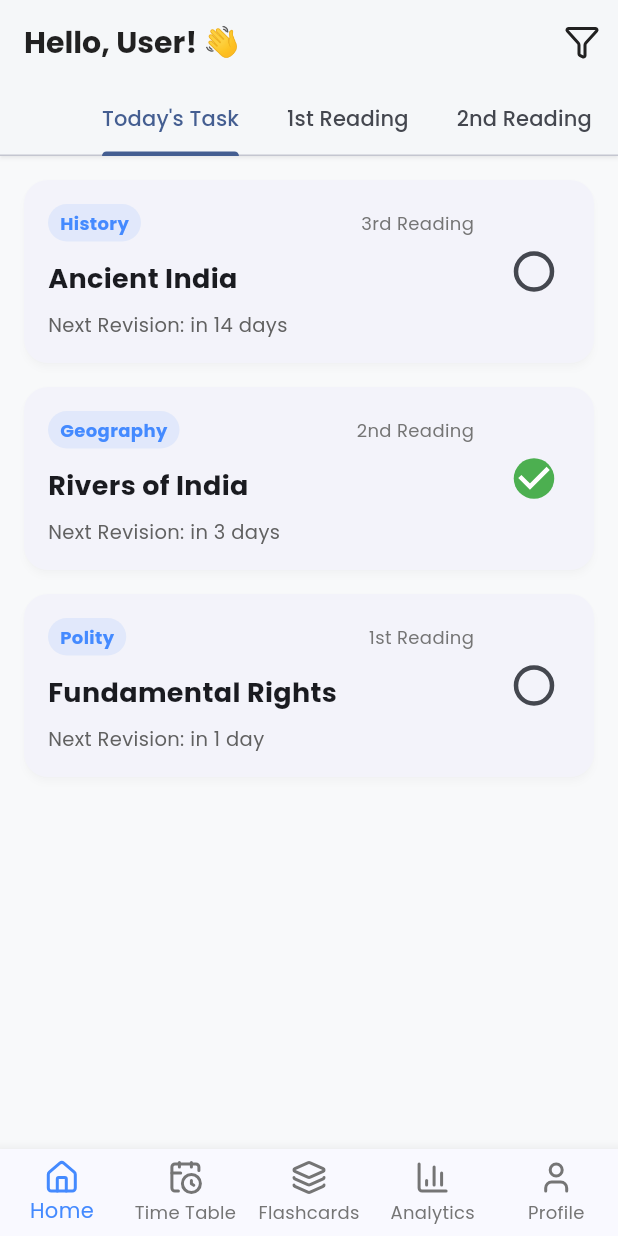
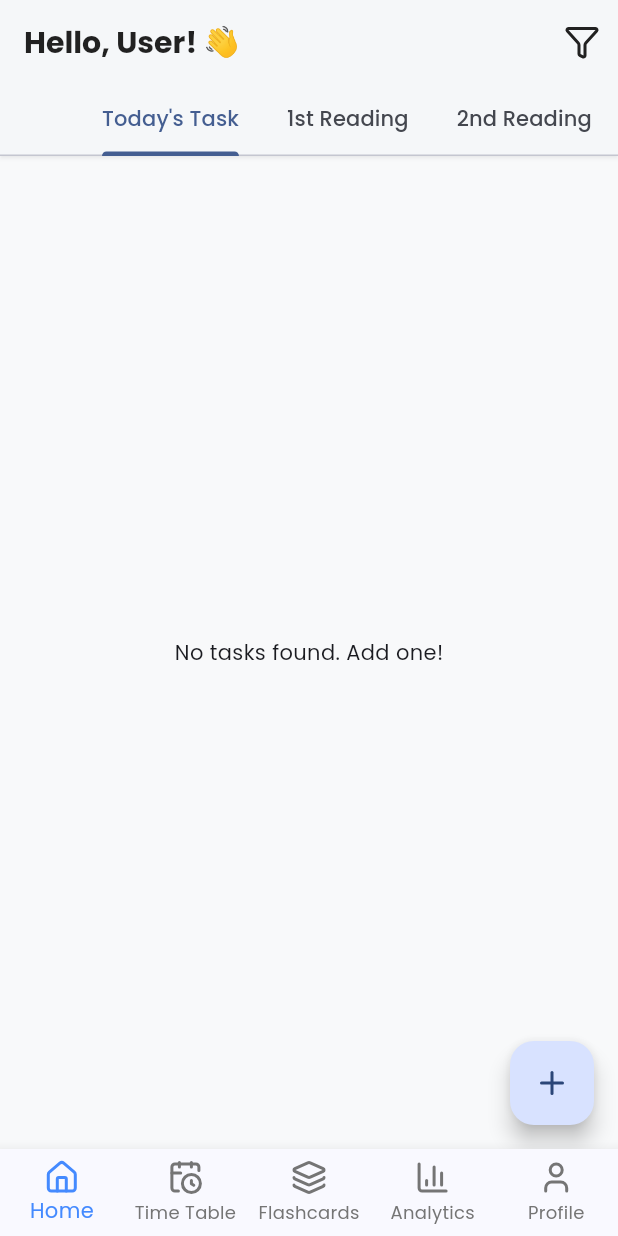
Before and after one commit to opkukna1/chetegram, a Flutter app: the screen it shows after launch, on a phone screen of 412 x 824 dp. Run offline on Flutter 3.47's test engine with Material 3 defaults, Android fonts, the phone set to English and light mode, and no system bars; our stand-ins replace go_router, google_fonts, lucide_flutter, sqflite; accounts and stored records are empty.

Commit message:
Update home_screen.dart

```diff
--- a/lib/screens/home_screen.dart
+++ b/lib/screens/home_screen.dart
@@ -1,3 +1,5 @@
+import 'package:chetegram/models/task_model.dart';
+import 'package:chetegram/services/database_helper.dart';
 import 'package:chetegram/widgets/task_card.dart';
 import 'package:flutter/material.dart';
 import 'package:lucide_flutter/lucide_flutter.dart';
@@ -11,11 +13,39 @@ class HomeScreen extends StatefulWidget {
 
 class _HomeScreenState extends State<HomeScreen> with SingleTickerProviderStateMixin {
   late TabController _tabController;
+  late Future<List<Task>> _tasksFuture;
 
   @override
   void initState() {
     super.initState();
     _tabController = TabController(length: 6, vsync: this);
+    _refreshTasks();
+  }
+
+  void _refreshTasks() {
+    setState(() {
+      _tasksFuture = _getTasksFromDb();
+    });
+  }
+
+  Future<List<Task>> _getTasksFromDb() async {
+    final dbHelper = DatabaseHelper.instance;
+    final taskMaps = await dbHelper.getAllTasks();
+    return taskMaps.map((map) => Task.fromMap(map)).toList();
+  }
+
+  Future<void> _addTask() async {
+    // This is a dummy task for demonstration
+    final newTask = Task(
+      subject: 'New Subject',
+      topic: 'A New Topic to Learn',
+      revision: '1st Reading',
+      nextRevisionDate: 'in 1 day',
+      isDone: false,
+    );
+    final dbHelper = DatabaseHelper.instance;
+    await dbHelper.insertTask(newTask.toMap());
+    _refreshTasks(); // Refresh the list after adding
   }
 
   @override
@@ -52,33 +82,33 @@ class _HomeScreenState extends State<HomeScreen> with SingleTickerProviderStateM
         controller: _tabController,
         children: [
           // Today's Task Tab
-          ListView(
-            children: const [
-              SizedBox(height: 8),
-              TaskCard(
-                subject: 'History',
-                topic: 'Ancient India',
-                revision: '3rd Reading',
-                nextRevision: 'in 14 days',
-                isDone: false,
-              ),
-              TaskCard(
-                subject: 'Geography',
-                topic: 'Rivers of India',
-                revision: '2nd Reading',
-                nextRevision: 'in 3 days',
-                isDone: true,
-              ),
-              TaskCard(
-                subject: 'Polity',
-                topic: 'Fundamental Rights',
-                revision: '1st Reading',
-                nextRevision: 'in 1 day',
-                isDone: false,
-              ),
-            ],
+          FutureBuilder<List<Task>>(
+            future: _tasksFuture,
+            builder: (context, snapshot) {
+              if (snapshot.connectionState == ConnectionState.waiting) {
+                return const Center(child: CircularProgressIndicator());
+              } else if (snapshot.hasError) {
+                return Center(child: Text('Error: ${snapshot.error}'));
+              } else if (!snapshot.hasData || snapshot.data!.isEmpty) {
+                return const Center(child: Text('No tasks found. Add one!'));
+              }
+
+              final tasks = snapshot.data!;
+              return ListView.builder(
+                itemCount: tasks.length,
+                itemBuilder: (context, index) {
+                  final task = tasks[index];
+                  return TaskCard(
+                    subject: task.subject,
+                    topic: task.topic,
+                    revision: task.revision,
+                    nextRevision: task.nextRevisionDate,
+                    isDone: task.isDone,
+                  );
+                },
+              );
+            },
           ),
-
           // Other Tabs - Placeholder
           const Center(child: Text('Content for 1st Reading')),
           const Center(child: Text('Content for 2nd Reading')),
@@ -87,6 +117,10 @@ class _HomeScreenState extends State<HomeScreen> with SingleTickerProviderStateM
           const Center(child: Text('Content for 5th Reading')),
         ],
       ),
+      floatingActionButton: FloatingActionButton(
+        onPressed: _addTask,
+        child: const Icon(LucideIcons.plus),
+      ),
     );
   }
 }
```
